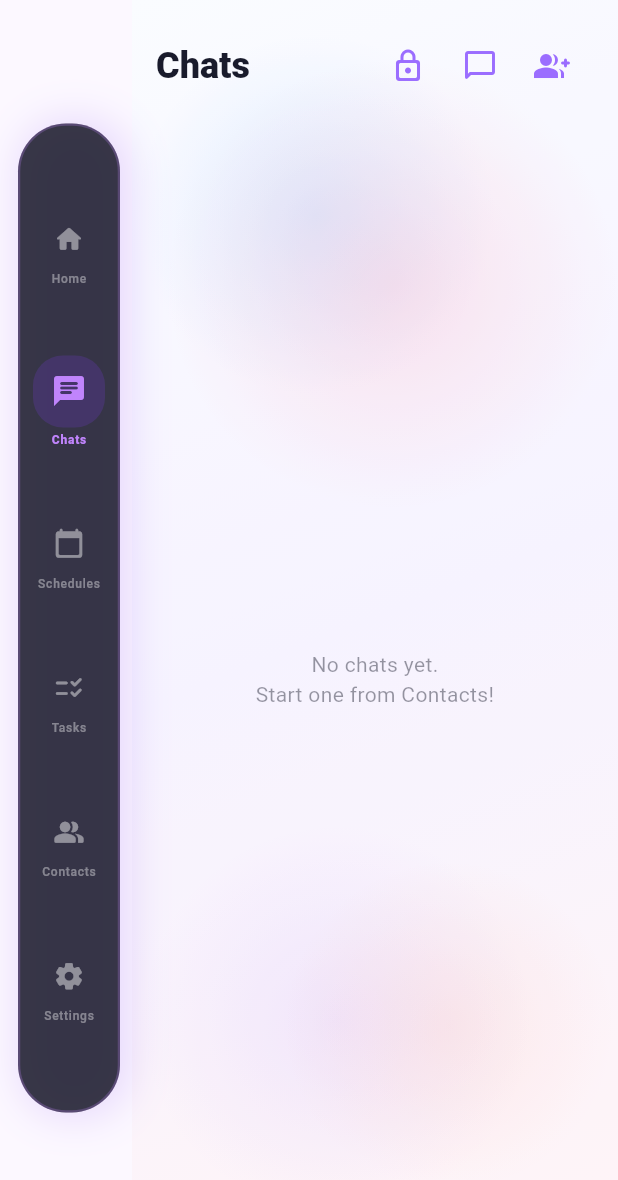
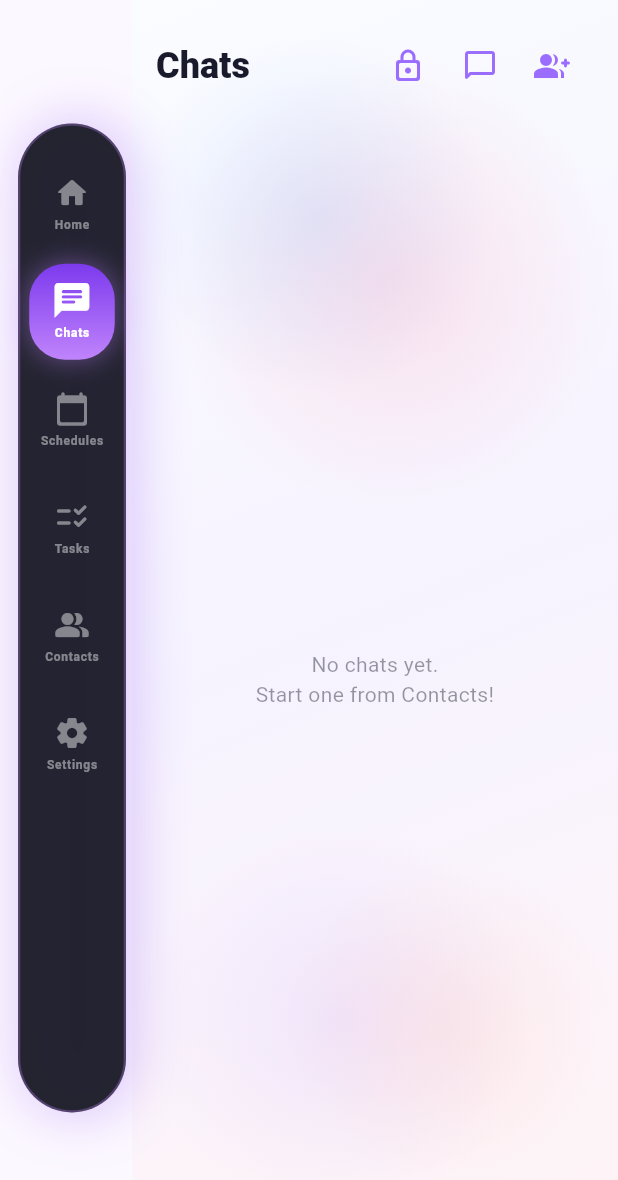
Before and after one commit to mohdasmabegum/MMWELCONM, a Flutter app: the screen it shows once a user with an empty profile is signed in, after a tap on "New Chat", on a phone screen of 412 x 824 dp. Shown: the top 1180 px of the screen. Run offline on Flutter 3.47's test engine with Material 3 defaults, Android fonts, the phone set to English and light mode, and no system bars; our stand-ins replace cloud_firestore, firebase_auth, firebase_core, firebase_messaging, firebase_storage, flutter_local_notifications and 6 more; accounts and stored records are empty.

Commit message:
feat: implement vertical Liquid Sliding Indicator sidebar dock and wide glassmorphic copyright footer

```diff
--- a/mmwelconn/lib/screens/home_screen.dart
+++ b/mmwelconn/lib/screens/home_screen.dart
@@ -417,72 +417,95 @@ class _HomeScreenState extends State<HomeScreen> with WidgetsBindingObserver {
       {'icon': Icons.settings_rounded, 'label': 'Settings'},
     ];
 
+    const double itemHeight = 72.0;
+    const double paddingOffset = 16.0;
+
     return Container(
-      width: 68,
-      padding: const EdgeInsets.symmetric(vertical: 20),
+      width: 72,
       decoration: BoxDecoration(
-        borderRadius: BorderRadius.circular(32),
-        color: const Color(0xFF1E1E2E).withValues(alpha: 0.88),
+        borderRadius: BorderRadius.circular(36),
+        color: const Color(0xFF13141F).withValues(alpha: 0.92),
         border: Border.all(
-          color: const Color(0xFFC084FC).withValues(alpha: 0.25),
+          color: const Color(0xFFC084FC).withValues(alpha: 0.3),
           width: 1.5,
         ),
         boxShadow: [
           BoxShadow(
-            color: const Color(0xFF7C3AED).withValues(alpha: 0.18),
-            blurRadius: 24,
-            spreadRadius: 2,
+            color: const Color(0xFF7C3AED).withValues(alpha: 0.25),
+            blurRadius: 30,
+            spreadRadius: 3,
             offset: const Offset(4, 0),
           ),
         ],
       ),
+      child: Stack(
+        children: [
+          AnimatedPositioned(
+            duration: const Duration(milliseconds: 350),
+            curve: Curves.easeOutBack,
+            left: 6,
+            right: 6,
+            top: paddingOffset + (_selectedIndex * itemHeight) + 4,
+            height: 64,
+            child: Container(
+              decoration: BoxDecoration(
+                borderRadius: BorderRadius.circular(24),
+                gradient: const LinearGradient(
+                  colors: [Color(0xFF7C3AED), Color(0xFFC084FC)],
+                  begin: Alignment.topCenter,
+                  end: Alignment.bottomCenter,
+                ),
+                boxShadow: [
+                  BoxShadow(
+                    color: const Color(0xFFC084FC).withValues(alpha: 0.4),
+                    blurRadius: 14,
+                    spreadRadius: 1,
+                  ),
+                ],
+              ),
+            ),
+          ),
+          Padding(
+            padding: const EdgeInsets.symmetric(vertical: paddingOffset),
             child: Column(
-        mainAxisAlignment: MainAxisAlignment.spaceEvenly,
+              mainAxisSize: MainAxisSize.min,
               children: List.generate(tabs.length, (idx) {
                 final isSelected = _selectedIndex == idx;
                 final item = tabs[idx];
                 return GestureDetector(
                   onTap: () {
-              HapticFeedback.lightImpact();
+                    HapticFeedback.mediumImpact();
                     _goToTab(idx);
                   },
                   behavior: HitTestBehavior.opaque,
                   child: Container(
-              margin: const EdgeInsets.symmetric(vertical: 8),
+                    height: itemHeight,
+                    width: double.infinity,
+                    alignment: Alignment.center,
                     child: Column(
-                mainAxisSize: MainAxisSize.min,
+                      mainAxisAlignment: MainAxisAlignment.center,
                       children: [
-                  AnimatedContainer(
-                    duration: const Duration(milliseconds: 300),
-                    curve: Curves.easeOutBack,
-                    padding: EdgeInsets.symmetric(
-                      horizontal: isSelected ? 12 : 8,
-                      vertical: isSelected ? 12 : 8,
-                    ),
-                    decoration: BoxDecoration(
-                      borderRadius: BorderRadius.circular(20),
-                      color: isSelected
-                          ? const Color(0xFF7C3AED).withValues(alpha: 0.2)
-                          : Colors.transparent,
-                    ),
+                        AnimatedScale(
+                          scale: isSelected ? 1.15 : 1.0,
+                          duration: const Duration(milliseconds: 200),
                           child: Icon(
                             item['icon'] as IconData,
                             color: isSelected
-                          ? const Color(0xFFC084FC)
+                                ? Colors.white
                                 : Colors.white.withValues(alpha: 0.45),
-                      size: isSelected ? 24 : 21,
+                            size: 24,
                           ),
                         ),
-                  const SizedBox(height: 3),
+                        const SizedBox(height: 4),
                         Text(
                           item['label'] as String,
                           maxLines: 1,
                           style: TextStyle(
                             fontSize: 8,
-                      fontWeight: isSelected ? FontWeight.w900 : FontWeight.w500,
+                            fontWeight: isSelected ? FontWeight.w900 : FontWeight.w600,
                             color: isSelected
-                          ? const Color(0xFFC084FC)
-                          : Colors.white.withValues(alpha: 0.4),
+                                ? Colors.white
+                                : Colors.white.withValues(alpha: 0.45),
                             letterSpacing: 0.5,
                           ),
                         ),
@@ -491,6 +514,9 @@ class _HomeScreenState extends State<HomeScreen> with WidgetsBindingObserver {
                   ),
                 );
               }),
+            ),
+          ),
+        ],
       ),
     );
   }
@@ -582,15 +608,34 @@ class _HomePageState extends State<_HomePage> {
                             );
                           },
                         ),
-                        const SizedBox(height: 48),
-                        Center(
+                        Container(
+                          width: double.infinity,
+                          padding: const EdgeInsets.symmetric(vertical: 18),
+                          margin: const EdgeInsets.only(left: -24, right: -24, top: 48),
+                          decoration: BoxDecoration(
+                            gradient: LinearGradient(
+                              colors: [
+                                const Color(0xFF1E1E2E).withValues(alpha: 0.01),
+                                const Color(0xFF7C3AED).withValues(alpha: 0.08),
+                                const Color(0xFF1E1E2E).withValues(alpha: 0.01),
+                              ],
+                            ),
+                            border: Border(
+                              top: BorderSide(
+                                color: const Color(0xFFC084FC).withValues(alpha: 0.15),
+                                width: 1.0,
+                              ),
+                            ),
+                          ),
+                          child: Center(
                             child: Text(
                               '© ${DateTime.now().year} MMWelconm by MRA',
                               style: TextStyle(
-                              fontSize: 11,
-                              color: AppTheme.ink.withValues(alpha: 0.38),
-                              fontWeight: FontWeight.w700,
-                              letterSpacing: 0.8,
+                                fontSize: 12,
+                                color: AppTheme.ink.withValues(alpha: 0.65),
+                                fontWeight: FontWeight.w800,
+                                letterSpacing: 1.2,
+                              ),
                             ),
                           ),
                         ),
--- a/mmwelconn/lib/screens/settings_screen.dart
+++ b/mmwelconn/lib/screens/settings_screen.dart
@@ -345,17 +345,34 @@ class _SettingsScreenState extends State<SettingsScreen> {
                           colors: const [Color(0xFFFF6F91), Color(0xFFFF8A65)],
                           onPressed: _logout,
                         ),
-                        const SizedBox(height: 24),
-                        Center(
+                        Container(
+                          width: double.infinity,
+                          padding: const EdgeInsets.symmetric(vertical: 18),
+                          margin: const EdgeInsets.only(left: -20, right: -20, top: 24),
+                          decoration: BoxDecoration(
+                            gradient: LinearGradient(
+                              colors: [
+                                const Color(0xFF1E1E2E).withValues(alpha: 0.01),
+                                const Color(0xFF7C3AED).withValues(alpha: 0.08),
+                                const Color(0xFF1E1E2E).withValues(alpha: 0.01),
+                              ],
+                            ),
+                            border: Border(
+                              top: BorderSide(
+                                color: const Color(0xFFC084FC).withValues(alpha: 0.15),
+                                width: 1.0,
+                              ),
+                            ),
+                          ),
                           child: Column(
                             mainAxisSize: MainAxisSize.min,
                             children: [
                               Text(
                                 '© ${DateTime.now().year} MMWelconm by MRA',
                                 style: TextStyle(
-                                  color: AppTheme.ink.withValues(alpha: 0.4),
+                                  color: AppTheme.ink.withValues(alpha: 0.65),
                                   fontSize: 12,
-                                  fontWeight: FontWeight.bold,
+                                  fontWeight: FontWeight.w800,
                                   letterSpacing: 1.2,
                                 ),
                               ),
@@ -363,14 +380,13 @@ class _SettingsScreenState extends State<SettingsScreen> {
                               Text(
                                 'All rights reserved.',
                                 style: TextStyle(
-                                  color: AppTheme.ink.withValues(alpha: 0.3),
+                                  color: AppTheme.ink.withValues(alpha: 0.4),
                                   fontSize: 10,
                                 ),
                               ),
                             ],
                           ),
                         ),
-                        const SizedBox(height: 16),
                       ],
                     );
                   },
```
Lines whose indentation alone changed are shown as unchanged.
